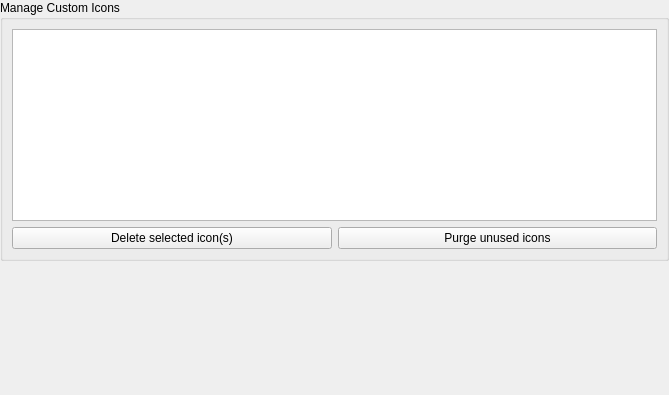
Above: src/gui/dbsettings/DatabaseSettingsWidgetMaintenance.ui from keepassxreboot/keepassxc before the change. Below: the same form after it.
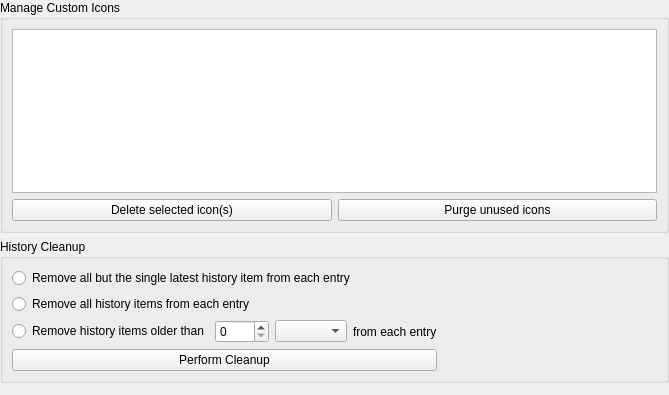
That is the form after the change.

Commit message:
Implement history purge feature in Database Maintenance
Fixes #7550

The database maintenance widget is complemented with a section that allows the user to clean up old history entries. the age of history entries to be removed is configurable. respective entries are searched for and removed with the click of a button. message boxes inform about whether or not and if so how many entries were removed from the database. Reuse the `maintenanceHistoryDays` attribute from KeePass2 to store the desired days of history to maintain.

Diff of the .ui file:
```diff
--- a/src/gui/dbsettings/DatabaseSettingsWidgetMaintenance.ui
+++ b/src/gui/dbsettings/DatabaseSettingsWidgetMaintenance.ui
@@ -96,6 +96,96 @@
      </layout>
     </widget>
    </item>
+   <item>
+    <widget class="QGroupBox" name="historyCleanupGroupBox">
+     <property name="title">
+      <string>History Cleanup</string>
+     </property>
+     <layout class="QVBoxLayout" name="verticalLayout_2">
+      <item>
+       <layout class="QGridLayout" name="gridLayout" rowstretch="0,0,0,0,0,0">
+        <item row="1" column="1">
+         <spacer name="horizontalSpacer">
+          <property name="orientation">
+           <enum>Qt::Horizontal</enum>
+          </property>
+          <property name="sizeHint" stdset="0">
+           <size>
+            <width>40</width>
+            <height>20</height>
+           </size>
+          </property>
+         </spacer>
+        </item>
+        <item row="1" column="0">
+         <widget class="QRadioButton" name="radioButtonAllHistory">
+          <property name="text">
+           <string>Remove all history items from each entry</string>
+          </property>
+          <attribute name="buttonGroup">
+           <string notr="true">historyCleanupButtonGroup</string>
+          </attribute>
+         </widget>
+        </item>
+        <item row="0" column="0">
+         <widget class="QRadioButton" name="radioButtonAllButLatest">
+          <property name="text">
+           <string>Remove all but the single latest history item from each entry</string>
+          </property>
+          <attribute name="buttonGroup">
+           <string notr="true">historyCleanupButtonGroup</string>
+          </attribute>
+         </widget>
+        </item>
+        <item row="4" column="0">
+         <layout class="QHBoxLayout" name="horizontalLayout">
+          <item>
+           <widget class="QRadioButton" name="radioButtonMaxAge">
+            <property name="text">
+             <string>Remove history items older than</string>
+            </property>
+            <attribute name="buttonGroup">
+             <string notr="true">historyCleanupButtonGroup</string>
+            </attribute>
+           </widget>
+          </item>
+          <item>
+           <widget class="QSpinBox" name="historyCleanupSpinBox">
+            <property name="suffix">
+             <string/>
+            </property>
+            <property name="prefix">
+             <string/>
+            </property>
+            <property name="maximum">
+             <number>3650</number>
+            </property>
+           </widget>
+          </item>
+          <item>
+           <widget class="QComboBox" name="historyCleanupComboBox"/>
+          </item>
+          <item>
+           <widget class="QLabel" name="label">
+            <property name="text">
+             <string>from each entry</string>
+            </property>
+           </widget>
+          </item>
+         </layout>
+        </item>
+        <item row="5" column="0">
+         <widget class="QPushButton" name="historyCleanupButton">
+          <property name="text">
+           <string>Perform Cleanup</string>
+          </property>
+         </widget>
+        </item>
+       </layout>
+      </item>
+     </layout>
+    </widget>
+   </item>
    <item>
     <spacer name="verticalSpacer">
      <property name="orientation">
```
Left out of the diff: 5 changed lines with no effect on the pictures. The commit also changes 13 other files.
